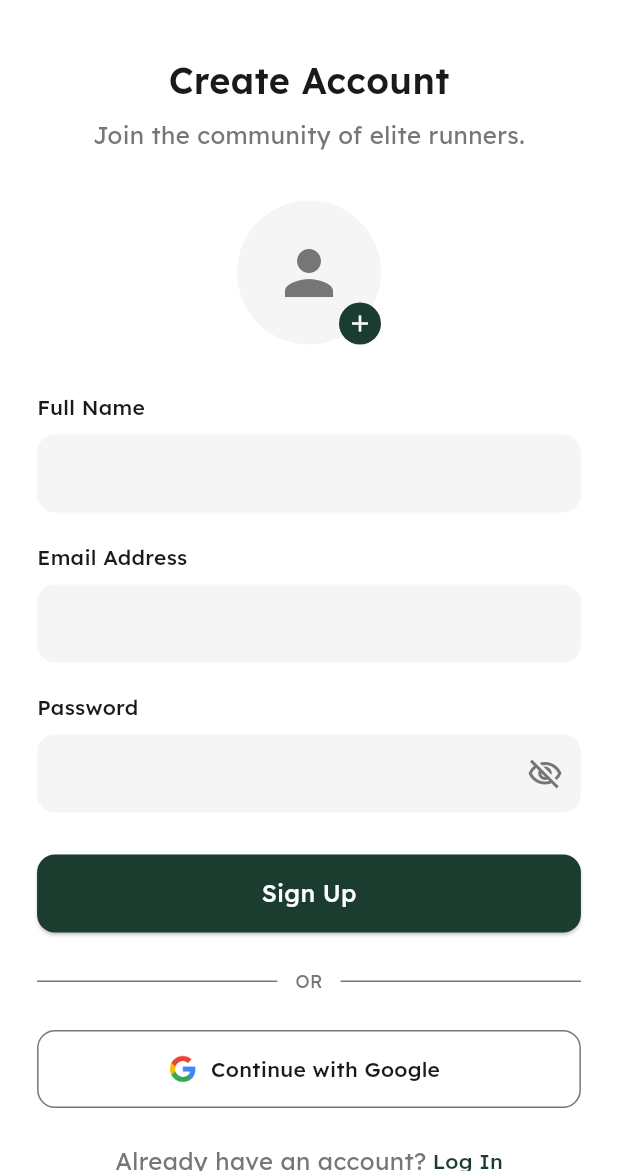
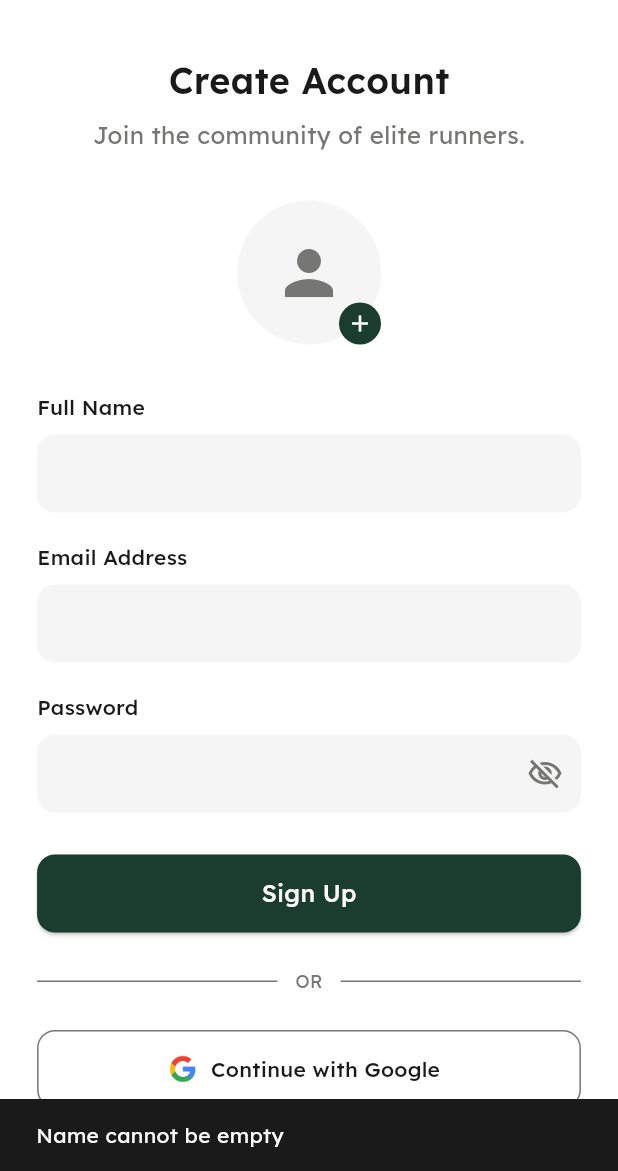
Before and after one commit to SivaramNalliboyana/RunConnect, a Flutter app: the screen it shows after launch, after a tap on "Sign Up", on a phone screen of 412 x 824 dp, the part 65-1236 px from its top. Run offline on Flutter 3.47's test engine with Material 3 defaults, Android fonts, the light colour scheme and no system bars; our stand-ins replace flutter_bloc, flutter_dotenv, go_router, image_picker, supabase_flutter; accounts and stored records are empty.

Commit message:
finished signing up user

```diff
--- a/lib/features/auth/domain/use_cases/sign_up_use_case.dart
+++ b/lib/features/auth/domain/use_cases/sign_up_use_case.dart
@@ -1,9 +1,19 @@
+import 'package:image_picker/image_picker.dart';
+import 'package:runconnect/core/error/failures.dart';
 import '../repositories/auth_repository.dart';
 
 class SignUpUseCase {
   final AuthRepository _repository;
   SignUpUseCase(this._repository);
 
-  Future<void> call(String email, String password) =>
-      _repository.signUpWithEmail(email, password);
+  Future<void> call(String email, String password, String name, XFile? image) {
+    if (name.trim().isEmpty) throw const AuthFailure('Name cannot be empty');
+    if (email.trim().isEmpty) throw const AuthFailure('Email cannot be empty');
+    if (!email.contains('@')) throw const AuthFailure('Enter a valid email');
+    if (password.length < 6)
+      throw const AuthFailure('Password must be at least 6 characters');
+    if (image == null) throw const AuthFailure("Image of you must be uploaded");
+
+    return _repository.signUpWithEmail(email, password, name, image);
+  }
 }
--- a/lib/features/auth/presentation/bloc/auth_bloc.dart
+++ b/lib/features/auth/presentation/bloc/auth_bloc.dart
@@ -48,7 +48,7 @@ class AuthBloc extends Bloc<AuthEvent, AuthState> {
   Future<void> _onSignUp(AuthSignUpRequested event, Emitter<AuthState> emit) async {
     emit(AuthLoading());
     try {
-      await _signUp(event.email, event.password);
+      await _signUp(event.email, event.password, event.name, selectedImage);
       emit(AuthAuthenticated());
     } on AuthFailure catch (e) {
       emit(AuthFailureState(e.message));
--- a/lib/features/auth/presentation/bloc/auth_event.dart
+++ b/lib/features/auth/presentation/bloc/auth_event.dart
@@ -11,7 +11,8 @@ class AuthSignInRequested extends AuthEvent {
 class AuthSignUpRequested extends AuthEvent {
   final String email;
   final String password;
-  AuthSignUpRequested(this.email, this.password);
+  final String name;
+  AuthSignUpRequested(this.email, this.password, this.name);
 }
 
 class AuthSignOutRequested extends AuthEvent {}
--- a/lib/features/auth/presentation/pages/auth_page.dart
+++ b/lib/features/auth/presentation/pages/auth_page.dart
@@ -17,8 +17,19 @@ class AuthPage extends StatefulWidget {
 }
 
 class _AuthPageState extends State<AuthPage> {
+  final _nameController = TextEditingController();
+  final _emailController = TextEditingController();
+  final _passwordController = TextEditingController();
   bool _obscurePassword = true;
   final _picker = ImagePicker();
+
+  @override
+  void dispose() {
+    _nameController.dispose();
+    _emailController.dispose();
+    _passwordController.dispose();
+    super.dispose();
+  }
 
   Future<void> _pickImage(ImageSource source) async {
     Navigator.pop(context);
@@ -66,6 +77,14 @@ class _AuthPageState extends State<AuthPage> {
     );
   }
 
+  void _onSignUp(BuildContext context) {
+    context.read<AuthBloc>().add(AuthSignUpRequested(
+      _emailController.text,
+      _passwordController.text,
+      _nameController.text,
+    ));
+  }
+
   @override
   Widget build(BuildContext context) {
     final hPad = MediaQuery.of(context).size.width * 0.06;
@@ -81,9 +100,19 @@ class _AuthPageState extends State<AuthPage> {
           ),
         ),
       ),
-      body: BlocBuilder<AuthBloc, AuthState>(
+      body: BlocConsumer<AuthBloc, AuthState>(
+        listener: (context, state) {
+          if (state is AuthAuthenticated) {
+            context.go('/home');
+          } else if (state is AuthFailureState) {
+            ScaffoldMessenger.of(context).showSnackBar(
+              SnackBar(content: Text(state.message)),
+            );
+          }
+        },
         builder: (context, state) {
           final imagePath = state is AuthImageSelected ? state.imagePath : null;
+          final isLoading = state is AuthLoading;
 
           return SingleChildScrollView(
             padding: EdgeInsets.symmetric(horizontal: hPad, vertical: 24),
@@ -99,7 +128,7 @@ class _AuthPageState extends State<AuthPage> {
                 ),
                 const SizedBox(height: 32),
                 GestureDetector(
-                  onTap: _showImageSourceSheet,
+                  onTap: isLoading ? null : _showImageSourceSheet,
                   child: Stack(
                     clipBehavior: Clip.none,
                     children: [
@@ -132,22 +161,29 @@ class _AuthPageState extends State<AuthPage> {
                 const SizedBox(height: 32),
                 _label('Full Name'),
                 const SizedBox(height: 8),
-                const TextField(
+                TextField(
+                  controller: _nameController,
                   textInputAction: TextInputAction.next,
+                  enabled: !isLoading,
                 ),
                 const SizedBox(height: 20),
                 _label('Email Address'),
                 const SizedBox(height: 8),
-                const TextField(
+                TextField(
+                  controller: _emailController,
                   keyboardType: TextInputType.emailAddress,
                   textInputAction: TextInputAction.next,
+                  enabled: !isLoading,
                 ),
                 const SizedBox(height: 20),
                 _label('Password'),
                 const SizedBox(height: 8),
                 TextField(
+                  controller: _passwordController,
                   obscureText: _obscurePassword,
                   textInputAction: TextInputAction.done,
+                  enabled: !isLoading,
+                  onSubmitted: (_) => _onSignUp(context),
                   decoration: InputDecoration(
                     suffixIcon: IconButton(
                       icon: Icon(
@@ -161,14 +197,22 @@ class _AuthPageState extends State<AuthPage> {
                     ),
                   ),
                 ),
-
                 const SizedBox(height: 28),
                 SizedBox(
                   width: double.infinity,
                   height: 52,
                   child: ElevatedButton(
-                    onPressed: () {},
-                    child: Text(
+                    onPressed: isLoading ? null : () => _onSignUp(context),
+                    child: isLoading
+                        ? const SizedBox(
+                            width: 22,
+                            height: 22,
+                            child: CircularProgressIndicator(
+                              strokeWidth: 2.5,
+                              color: Colors.white,
+                            ),
+                          )
+                        : Text(
                             'Sign Up',
                             style: AppTextStyles.label.copyWith(
                               color: AppColors.onPrimary,
@@ -193,7 +237,7 @@ class _AuthPageState extends State<AuthPage> {
                   width: double.infinity,
                   height: 52,
                   child: OutlinedButton.icon(
-                    onPressed: () {},
+                    onPressed: isLoading ? null : () {},
                     style: OutlinedButton.styleFrom(
                       side: const BorderSide(color: AppColors.neutral),
                       shape: RoundedRectangleBorder(
@@ -210,7 +254,7 @@ class _AuthPageState extends State<AuthPage> {
                   children: [
                     Text('Already have an account?', style: AppTextStyles.bodyMuted),
                     TextButton(
-                      onPressed: () => context.push('/login'),
+                      onPressed: isLoading ? null : () => context.push('/login'),
                       style: TextButton.styleFrom(
                         padding: const EdgeInsets.only(left: 4),
                         minimumSize: Size.zero,
--- a/pubspec.yaml
+++ b/pubspec.yaml
@@ -16,6 +16,7 @@ dependencies:
 
   # Media
   image_picker:
+  uuid:
 
   # Navigation
   go_router:
```
Also changed, not shown: lib/features/auth/data/data_sources/auth_remote_data_source.dart (+40 -3 lines), lib/features/auth/data/repositories/auth_repository_impl.dart (+8 -2 lines), lib/features/auth/domain/repositories/auth_repository.dart (+8 -1 lines), pubspec.lock. Lines whose indentation alone changed are shown as unchanged.
